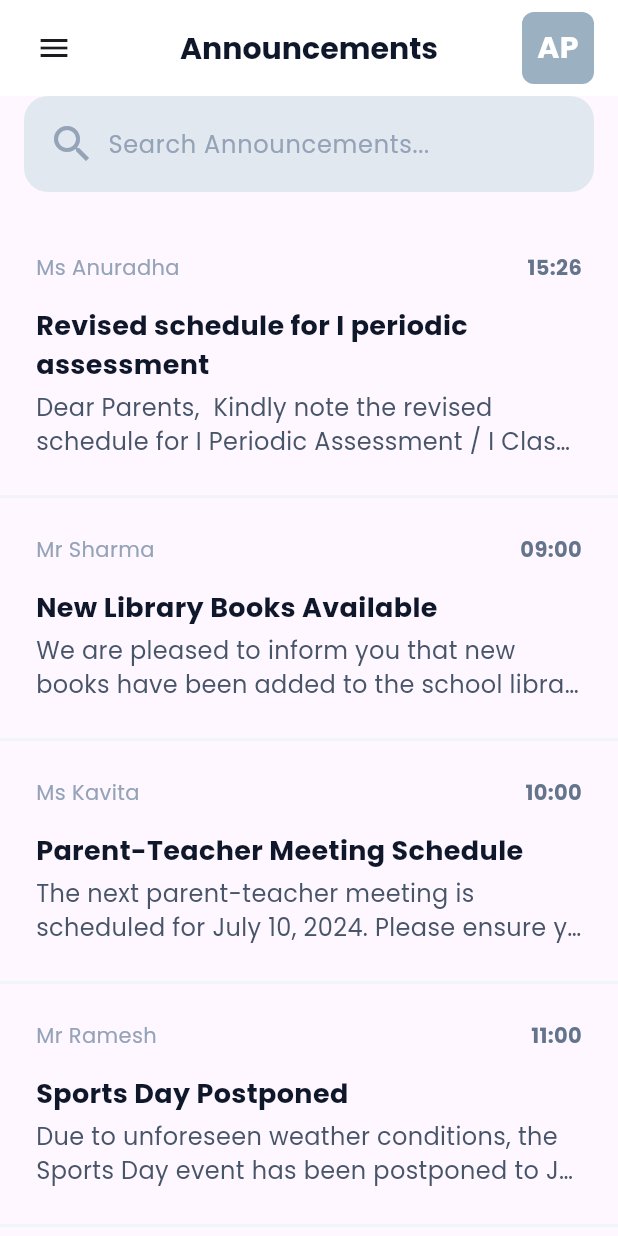
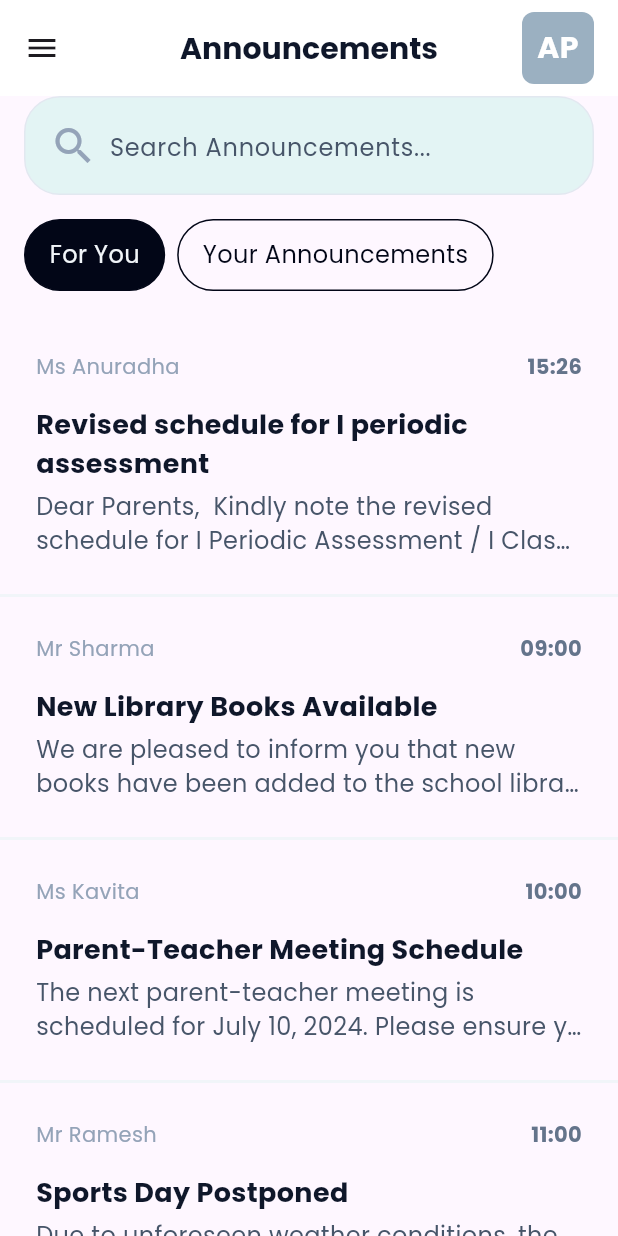
Before and after one commit to Aadv1k/Project_CampusPilot, a Flutter app: the AnnouncementListView screen opened directly, on a phone screen of 412 x 824 dp. Run offline on Flutter 3.47's test engine with Material 3 defaults, Android fonts, the phone set to English and light mode, and no system bars; our stand-ins replace flutter_otp_text_field, flutter_secure_storage, google_fonts, jwt_decoder, mask_text_input_formatter; accounts and stored records are empty.

Commit message:
Implement an early search bar

```diff
--- a/app/lib/main.dart
+++ b/app/lib/main.dart
@@ -26,7 +26,7 @@ class MyApp extends StatelessWidget {
           title: "Project CampusPilot",
           theme: ThemeData(brightness: Brightness.light)
               .copyWith(textTheme: GoogleFonts.poppinsTextTheme()),
-          home: snapshot.data! ? const LoginView() : const AnnouncementListView(),
+          home: const AnnouncementListView(),
           debugShowCheckedModeBanner: true,
         );
       }
--- a/app/lib/utils/colors.dart
+++ b/app/lib/utils/colors.dart
@@ -35,4 +35,7 @@ class Palette {
   static const Color pastelRed = Color(0xFFD37676);
   static const Color pastelLavender = Color(0xFF8E7AB5);
   static const Color pastelPink = Color(0xFFE493B3);
+
+
+  static const Color offWhite100 = Color(0xFFE3F4F4);
 }
--- a/app/lib/views/announcement_list_view.dart
+++ b/app/lib/views/announcement_list_view.dart
@@ -90,13 +90,29 @@ List<Announcement> mockAnnouncementData = [
 class _AnnouncementListViewState extends State<AnnouncementListView> {
   List<Announcement> data = mockAnnouncementData;
   String searchText = "";
-  late bool searchActive;
+  bool searchActive = false;
+  DateTime _lastInputTime = DateTime.now();
 
-  _AnnouncementListViewState() {
-    searchActive = searchText.trim().isEmpty;
+  void _toggleSearchActive(bool to) {
+    setState(() {
+      searchActive = to;
+    });
   }
 
-  void _handleSearchInput(String text) {
+  void _handleSearchInput(String? text) {
+    if (text == null) return;
+
+    final currentTime = DateTime.now();
+
+    if (currentTime.difference(_lastInputTime) == const Duration(seconds: 2)) {
+      // TODO: get back to this
+      print("Search: ${searchText}");
+      setState(() {
+        _lastInputTime = currentTime;
+      });
+      return;
+    }
+
     setState(() {
       searchText = text;
     });
@@ -104,22 +120,78 @@ class _AnnouncementListViewState extends State<AnnouncementListView> {
 
   @override
   Widget build(BuildContext context) {
-    List<Announcement> filteredData = searchActive
-        ? data
-            .where((announcement) => announcement.body
-                .toLowerCase()
-                .contains(searchText.toLowerCase()))
-            .toList()
-        : data;
+    return Scaffold(
+        appBar: searchActive ? SearchAppBar(onBack: () => _toggleSearchActive(false)) : const MainAppBar(),
 
-    return Scaffold(
-        appBar: AppBar(
+        body: Column(
+          crossAxisAlignment: CrossAxisAlignment.start,
+          children: [
+            SearchBar(onInput: _handleSearchInput, onTap: ()  => _toggleSearchActive(true), active: searchActive,),
+
+            // TODO: show search controls here as well, but that is too much work for now
+            searchActive ?  Container(height: Heights.sm, decoration: const BoxDecoration(
+              color: Palette.offWhite100,
+              borderRadius: BorderRadius.only(bottomLeft: Radius.circular(40), bottomRight: Radius.circular(40))
+            ),) : const TabControl(),
+
+            Expanded(
+              child: ListView.builder(
+                  itemCount: mockAnnouncementData.length,
+                  scrollDirection: Axis.vertical,
+                  shrinkWrap: true,
+                  itemBuilder: (context, index) {
+                    return AnnouncementCard(
+                        mockAnnouncementData[index].id,
+                        mockAnnouncementData[index].title,
+                        mockAnnouncementData[index].body,
+                        mockAnnouncementData[index].authorName,
+                        mockAnnouncementData[index].postedAt);
+                  }),
+            )
+          ],
+        ));
+  }
+}
+
+class SearchAppBar extends StatelessWidget implements PreferredSizeWidget {
+  final VoidCallback onBack;
+
+  const SearchAppBar({
+    required this.onBack,
+    super.key,
+  });
+
+  @override
+  Size get preferredSize => const Size.fromHeight(Heights.lg);
+
+  @override
+  Widget build(BuildContext context) {
+    return AppBar(
+      scrolledUnderElevation: 0.0,
+      backgroundColor: Palette.offWhite100,
+      leading: IconButton(
+        icon: const Icon(Icons.arrow_back),
+        onPressed: onBack,
+      ),
+    );
+  }
+}
+
+
+
+class MainAppBar extends StatelessWidget implements PreferredSizeWidget {
+  const MainAppBar({
+    super.key,
+  });
+
+  @override
+  Size get preferredSize => const Size.fromHeight(Heights.xl);
+
+  @override
+  Widget build(BuildContext context) {
+    return AppBar(
       toolbarHeight: Heights.xl,
-          leading: Padding(
-            padding: const EdgeInsets.symmetric(horizontal: Spacing.md),
-            child:
-                IconButton(onPressed: () => {}, icon: const Icon(Icons.menu)),
-          ),
+      leading: IconButton(onPressed: () => {}, icon: const Icon(Icons.menu)),
       actions: [
         Padding(
           padding: const EdgeInsets.symmetric(horizontal: Spacing.md),
@@ -139,65 +211,197 @@ class _AnnouncementListViewState extends State<AnnouncementListView> {
             fontSize: FontSize.lg),
       ),
       backgroundColor: Palette.white,
+    );
+  }
+}
+
+class SearchChip extends StatelessWidget {
+  final String text;
+  final bool isActive;
+
+  const SearchChip({
+    required this.text,
+    this.isActive = false,
+    Key? key,
+  }) : super(key: key);
+
+  @override
+  Widget build(BuildContext context) {
+    Color? fillColor = isActive ? Palette.slate950 : Palette.offWhite100;
+    Color? textColor = isActive ? Palette.slate100 : Palette.slate950;
+
+    return ActionChip(
+      backgroundColor: fillColor,
+      shape: RoundedRectangleBorder(
+        side: const BorderSide(color: Palette.gray950),
+        borderRadius: BorderRadius.circular(Radii.xl),
       ),
-        body: SafeArea(
+      label: Row(
+        mainAxisSize: MainAxisSize.min,
+        children: [
+          Text(text, style: TextStyle(color: textColor, fontSize: FontSize.sm)),
+          const SizedBox(width: Spacing.sm),
+          !isActive
+            ? const Icon(Icons.arrow_drop_down, color: Palette.slate800, size: Widths.sm)
+            : const SizedBox(height: Widths.sm),
+
+        ],
+      ),
+      onPressed: () {
+        // Handle chip press event
+      },
+    );
+  }
+}
+
+class SearchControl extends StatelessWidget {
+  const SearchControl({
+    super.key,
+  });
+
+  @override
+  Widget build(BuildContext context) {
+    return Container(
+      padding: const EdgeInsets.symmetric(horizontal: Spacing.md, vertical: Spacing.md),
+      decoration: const BoxDecoration(
+        color: Palette.offWhite100,
+        borderRadius: BorderRadius.only(bottomLeft: Radius.circular(35), bottomRight: Radius.circular(35))
+      ),
+      child: const Row(children: [
+        SearchChip(text: "Posted By", isActive: false),
+        SizedBox(width: Spacing.sm),
+        SearchChip(text: "Date"),
+      ]),
+    );
+  }
+}
+
+class TabControl extends StatelessWidget {
+  const TabControl({
+    super.key,
+  });
+
+  @override
+  Widget build(BuildContext context) {
+    return Container(
+      padding: const EdgeInsets.symmetric(horizontal: Spacing.md, vertical: Spacing.md),
+      child: Row(children: [
+        TabButton("For You", true, () => {}),
+        const SizedBox(width: Spacing.sm),
+        TabButton("Your Announcements", false, () => {})
+      ]),
+    );
+  }
+}
+
+class TabButton extends StatelessWidget {
+  const TabButton(this.text, this.selected, this.onTap, {super.key});
+
+  final String text;
+  final bool selected;
+  final void Function() onTap;
+
+  @override
+  Widget build(BuildContext context) {
+    return GestureDetector(
+      onTap: onTap,
+      child: Container(
+          height: Heights.lg,
+          decoration: BoxDecoration(
+              border: Border.all(color: Palette.slate950, width: 1.0),
+              color: selected ? Palette.slate950 : null,
+              borderRadius: BorderRadius.circular(Radii.xl)),
           child: Padding(
-            padding: const EdgeInsets.symmetric(horizontal: 0),
-            child: Column(
-              crossAxisAlignment: CrossAxisAlignment.start,
-              children: [
-                Container(
             padding: const EdgeInsets.symmetric(horizontal: Spacing.md),
-                  child: Column(
-                    children: [
-                      Container(
-                        padding: const EdgeInsets.symmetric(
-                            horizontal: Spacing.md, vertical: Spacing.sm),
-                        decoration: const BoxDecoration(
-                            color: Palette.slate200,
-                            borderRadius:
-                                BorderRadius.all(Radius.circular(Radii.lg))),
+            child: Center(
+                child: Text(text,
+                    textAlign: TextAlign.center,
+                    style: TextStyle(
+                        fontSize: FontSize.base,
+                        color:
+                            selected ? Palette.slate100 : Palette.slate950))),
+          )),
+    );
+  }
+}
+
+class SearchBar extends StatefulWidget {
+  final Function(String?) onInput;
+  final Function() onTap;
+  final bool active;
+
+  const SearchBar({
+    required this.onInput,
+    required this.onTap,
+    this.active = false,
+    super.key,
+  });
+
+  @override
+  _SearchBarState createState() => _SearchBarState();
+}
+
+class _SearchBarState extends State<SearchBar> {
+  late FocusNode _focusNode;
+  late TextEditingController _controller;
+
+  @override
+  void initState() {
+    super.initState();
+    _focusNode = FocusNode();
+    _controller = TextEditingController();
+
+    _controller.addListener(() {
+      final String searchText = _controller.text.toLowerCase();
+      widget.onInput(searchText);
+    });
+  }
+
+  @override
+  void dispose() {
+    _focusNode.dispose();
+    _controller.dispose();
+    super.dispose();
+  }
+
+  @override
+  Widget build(BuildContext context) {
+    return Container(
+      margin: widget.active ? EdgeInsets.zero : const EdgeInsets.symmetric(horizontal: Spacing.md),
+      padding: const EdgeInsets.symmetric(horizontal: Spacing.md, vertical: Spacing.sm),
+      decoration: BoxDecoration(
+        color: Palette.offWhite100,
+        borderRadius: widget.active ? null : const BorderRadius.all(Radius.circular(Radii.xl)),
+        border: !widget.active ? Border.all(color: Palette.slate200, width: 1.0) : null,
+      ),
       child: Row(
         crossAxisAlignment: CrossAxisAlignment.center,
         children: [
-                            const Icon(Icons.search,
-                                color: Palette.slate400, size: Widths.md),
+          widget.active ? const SizedBox.shrink() : const Icon(Icons.search, color: Palette.slate400, size: Widths.md),
           const SizedBox(width: Spacing.sm),
           Expanded(
+            child: GestureDetector(
+              onTap: () {
+                widget.onTap();
+              },
               child: TextField(
+                enabled: widget.active,
+                focusNode: _focusNode,
+                controller: _controller,
                 decoration: const InputDecoration(
                   hintText: 'Search Announcements...',
                   hintStyle: TextStyle(
-                                        color: Palette.slate400,
-                                        fontSize: FontSize.base),
-                                    border: InputBorder.none),
-                                onChanged: _handleSearchInput,
+                    color: Palette.slate600,
+                    fontSize: FontSize.base,
+                  ),
+                  border: InputBorder.none,
+                ),
+                style: const TextStyle(color: Palette.slate800, fontSize: FontSize.md),
+              ),
             ),
           ),
         ],
       ),
-                      ),
-                      const SizedBox(height: Spacing.md),
-                    ],
-                  ),
-                ),
-                Expanded(
-                  child: ListView.builder(
-                      itemCount: filteredData.length,
-                      scrollDirection: Axis.vertical,
-                      shrinkWrap: true,
-                      itemBuilder: (context, index) {
-                        return AnnouncementCard(
-                            filteredData[index].id,
-                            filteredData[index].title,
-                            filteredData[index].body,
-                            filteredData[index].authorName,
-                            filteredData[index].postedAt);
-                      }),
-                )
-              ],
-            ),
-          ),
-        ));
+    );
   }
 }
```
Lines whose indentation alone changed are shown as unchanged.
